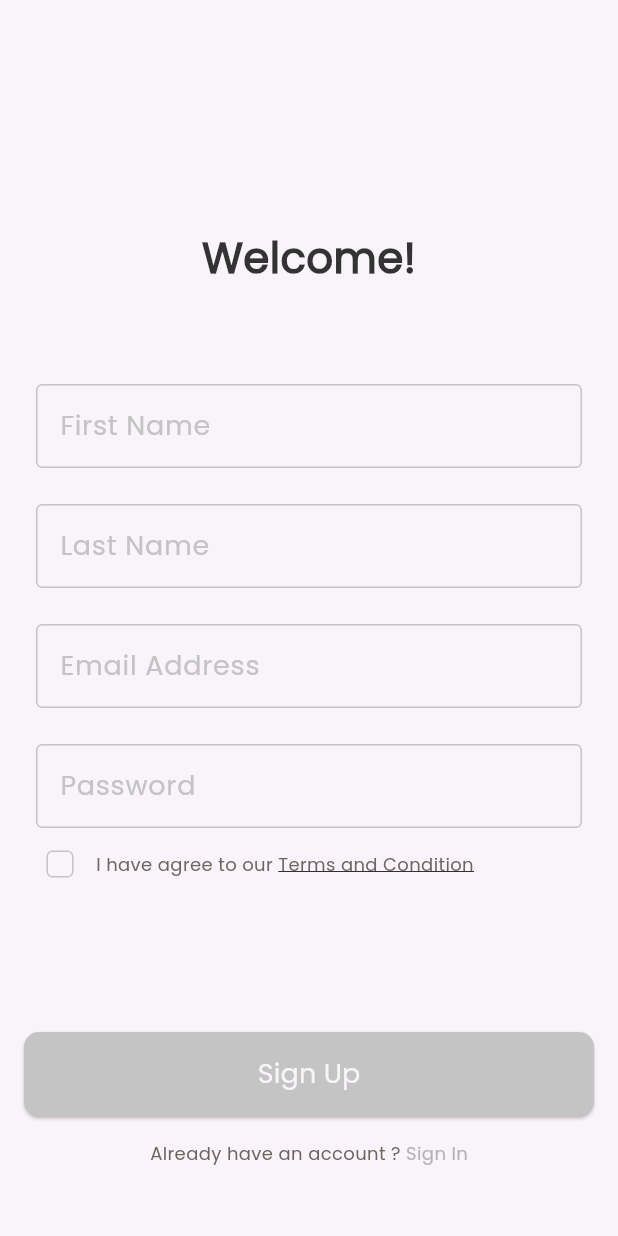
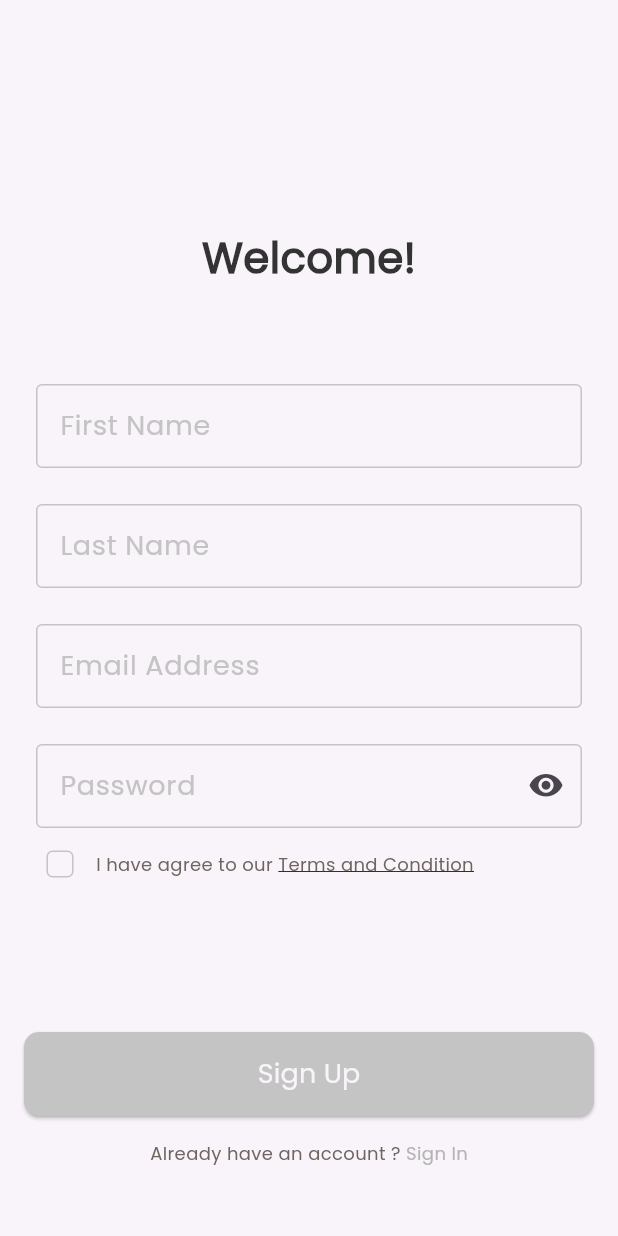
Before and after one commit to yassabadr4/new-dalel-app, a Flutter app: the SignUpView screen opened by its route, on a phone screen of 412 x 824 dp. Run offline on Flutter 3.47's test engine with Material 3 defaults, Android fonts, the phone set to English and light mode, and no system bars; our stand-ins replace firebase_auth, firebase_core, flutter_bloc, get_it, go_router, shared_preferences and 1 more; accounts and stored records are empty.

Commit message:
form validation

```diff
--- a/lib/features/auth/presentation/auth_cubit/auth_cubit.dart
+++ b/lib/features/auth/presentation/auth_cubit/auth_cubit.dart
@@ -10,6 +10,7 @@ class AuthCubit extends Cubit<AuthState> {
   String? emailAddress;
   String? password;
   bool termsAndConditionCheckBoxValue = false;
+  bool? iconClick;
   GlobalKey<FormState> signUpFormKey = GlobalKey();
 
   signUpWithEmailAndPassword() async {
@@ -36,4 +37,8 @@ class AuthCubit extends Cubit<AuthState> {
     termsAndConditionCheckBoxValue = newValue;
     emit(TermsAndConditionUpdateState());
   }
+  updateIconButton({required value}){
+    iconClick = value;
+    emit(IconClickState());
+  }
 }
--- a/lib/features/auth/presentation/auth_cubit/auth_state.dart
+++ b/lib/features/auth/presentation/auth_cubit/auth_state.dart
@@ -11,4 +11,7 @@ final class SignUpFailureState extends AuthState {
 
   SignUpFailureState(this.errMessage);
 }
+
 final class TermsAndConditionUpdateState extends AuthState {}
+
+final class IconClickState extends AuthState {}
--- a/lib/features/auth/presentation/widgets/custom_sign_up_form.dart
+++ b/lib/features/auth/presentation/widgets/custom_sign_up_form.dart
@@ -41,6 +41,10 @@ class CustomSignUpForm extends StatelessWidget {
                 ),
                 CustomTextFormField(
                   labelText: AppStrings.password,
+                  suffixIcon: IconButton(
+                    icon: const Icon(Icons.visibility_rounded),
+                    onPressed: () {},
+                  ),
                   onChanged: (password) {
                     authCubit.password = password;
                   },
@@ -50,10 +54,12 @@ class CustomSignUpForm extends StatelessWidget {
                   height: 88,
                 ),
                 CustomButton(
-                  color: authCubit.termsAndConditionCheckBoxValue == false ? AppColors.grey : null,
+                  color: authCubit.termsAndConditionCheckBoxValue == false
+                      ? AppColors.grey
+                      : null,
                   text: AppStrings.signUp,
                   onPressed: () {
-                    if (authCubit.termsAndConditionCheckBoxValue==true) {
+                    if (authCubit.termsAndConditionCheckBoxValue == true) {
                       if (authCubit.signUpFormKey.currentState!.validate()) {
                         authCubit.signUpWithEmailAndPassword();
                       }
--- a/lib/features/auth/presentation/widgets/custom_text_field.dart
+++ b/lib/features/auth/presentation/widgets/custom_text_field.dart
@@ -4,12 +4,12 @@ import 'package:new_dalel_app/core/utils/app_text_styles.dart';
 
 class CustomTextFormField extends StatelessWidget {
   const CustomTextFormField(
-      {super.key, required this.labelText, this.onChanged, this.onFieldSubmitted});
+      {super.key, required this.labelText, this.onChanged, this.onFieldSubmitted, this.suffixIcon,});
 
   final String labelText;
   final void Function(String)? onChanged;
   final void Function(String)? onFieldSubmitted;
-
+  final Widget? suffixIcon;
   @override
   Widget build(BuildContext context) {
     return Padding(
@@ -26,6 +26,7 @@ class CustomTextFormField extends StatelessWidget {
         cursorColor: AppColors.primaryColor,
         onFieldSubmitted: onFieldSubmitted,
         decoration: InputDecoration(
+          suffixIcon: suffixIcon,
           labelText: labelText,
           labelStyle: CustomTextStyles.poppins500style18,
           border: getBorderStyle(),
```
